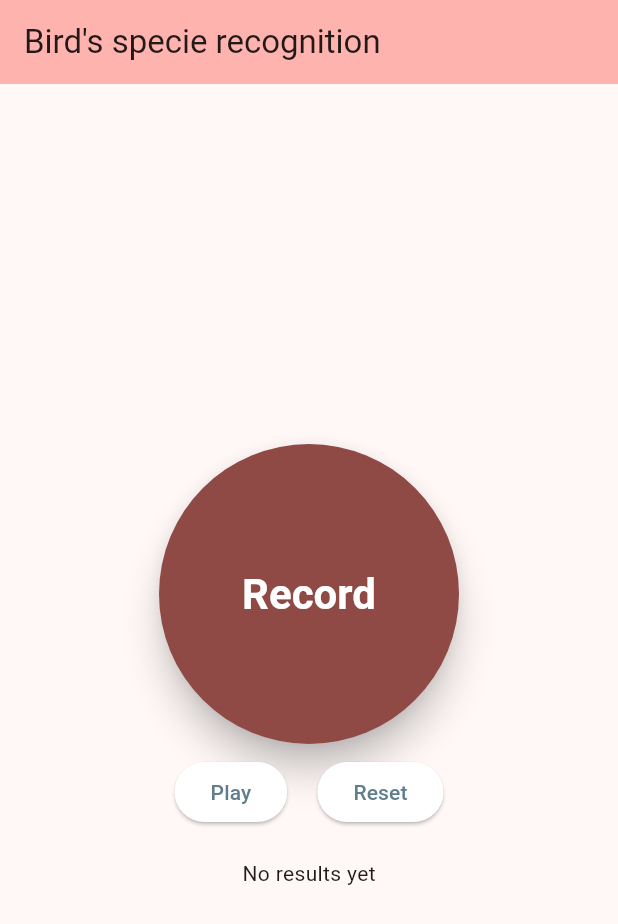
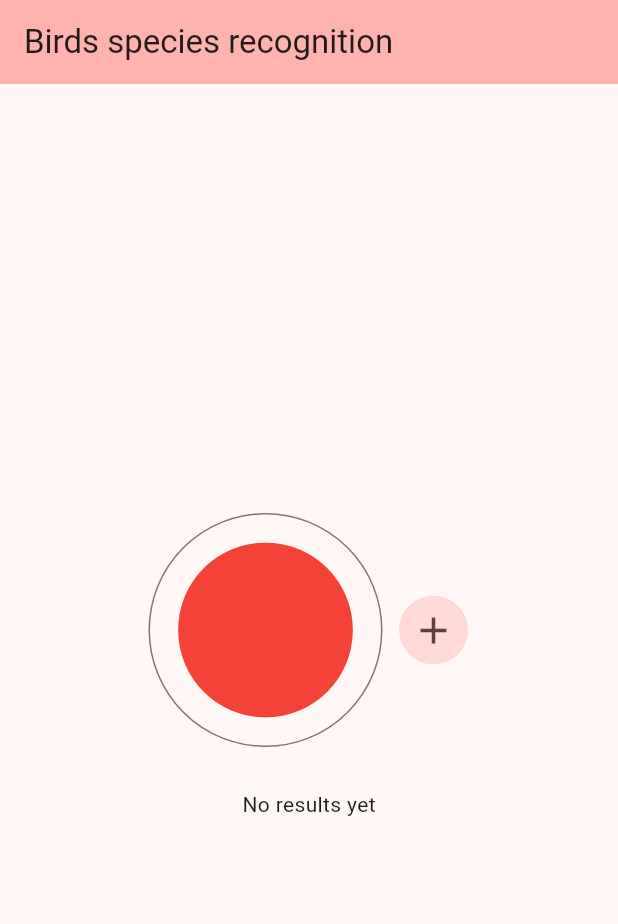
Before and after one commit to mateuszbiernacki/bird-species-recognition-by-sound-flutter-app, a Flutter app: the screen it shows after launch, on a phone screen of 412 x 824 dp. Shown: the top 924 px of the screen. Run offline on Flutter 3.47's test engine with Material 2 defaults, Android fonts, the phone set to English and light mode, and no system bars; our stand-ins replace permission_handler; missing offline and left inert: dart:ffi, flutter_launcher_icons, flutter_sound.

Commit message:
feat: make new record after the previous one ends

```diff
--- a/flutter_application_birds/lib/main.dart
+++ b/flutter_application_birds/lib/main.dart
@@ -3,6 +3,7 @@ import 'dart:convert';
 import 'dart:ffi';
 import 'dart:ui' as ui;
 import 'dart:typed_data';
+import 'package:flutter_launcher_icons/constants.dart';
 import 'package:http/http.dart' as http;
 import 'package:flutter/material.dart';
 import 'package:flutter_sound/flutter_sound.dart';
@@ -10,24 +11,21 @@ import 'package:permission_handler/permission_handler.dart';
 import 'dart:collection';
 
 void main() {
-  runApp(const MyApp());
+  runApp(const BirdsApp());
 }
 
 const uriFittingModel = 'https://python-fitting-model-dplabwnjcq-lm.a.run.app';
 
 enum RecordStatus {
   beforeRecording('Record'),
-  duringRecording('Recording'),
-  afterRecording('Fit record'),
-  fittingModel('Sending record'),
-  afterFitting('New record');
+  duringRecording('Recording');
 
   const RecordStatus(this.buttonLabel);
   final String buttonLabel;
 }
 
-class MyApp extends StatelessWidget {
-  const MyApp({super.key});
+class BirdsApp extends StatelessWidget {
+  const BirdsApp({super.key});
 
   // This widget is the root of your application.
   @override
@@ -35,40 +33,16 @@ class MyApp extends StatelessWidget {
     return MaterialApp(
       title: 'Flutter Demo',
       theme: ThemeData(
-        // This is the theme of your application.
-        //
-        // TRY THIS: Try running your application with "flutter run". You'll see
-        // the application has a blue toolbar. Then, without quitting the app,
-        // try changing the seedColor in the colorScheme below to Colors.green
-        // and then invoke "hot reload" (save your changes or press the "hot
-        // reload" button in a Flutter-supported IDE, or press "r" if you used
-        // the command line to start the app).
-        //
-        // Notice that the counter didn't reset back to zero; the application
-        // state is not lost during the reload. To reset the state, use hot
-        // restart instead.
-        //
-        // This works for code too, not just values: Most code changes can be
-        // tested with just a hot reload.
         colorScheme: ColorScheme.fromSeed(seedColor: Colors.redAccent),
         useMaterial3: true,
       ),
-      home: const MyHomePage(title: 'Bird\'s specie recognition '),
+      home: const MyHomePage(title: 'Birds species recognition '),
     );
   }
 }
 
 class MyHomePage extends StatefulWidget {
   const MyHomePage({super.key, required this.title});
-
-  // This widget is the home page of your application. It is stateful, meaning
-  // that it has a State object (defined below) that contains fields that affect
-  // how it looks.
-
-  // This class is the configuration for the state. It holds the values (in this
-  // case the title) provided by the parent (in this case the App widget) and
-  // used by the build method of the State. Fields in a Widget subclass are
-  // always marked "final".
 
   final String title;
 
@@ -78,33 +52,32 @@ class MyHomePage extends StatefulWidget {
 
 class _MyHomePageState extends State<MyHomePage> {
   var status = RecordStatus.beforeRecording;
-  var resultsFromNeuralNet = <String, Float>{};
+  var recordingInTheRow = 0;
+  var resultsFromNeuralNet = <String, double>{};
   FlutterSoundRecorder? soundRecorder = FlutterSoundRecorder();
   var soundPlayer = FlutterSoundPlayer();
   var buffer = BytesBuilder();
   StreamSubscription? subscription;
   SplayTreeMap<String, dynamic>? results;
   String stringResults = 'No results yet';
+  var _buttonIcon = Icon(Icons.circle);
 
   void _handleRecordButtonClicking() {
     setState(() {
       switch (status) {
         case RecordStatus.beforeRecording:
-          startRecording(10);
+          setState(() {
+            _buttonIcon = Icon(Icons.stop_rounded);
+          });
+          startRecording();
           status = RecordStatus.duringRecording;
           break;
         case RecordStatus.duringRecording:
-          // do nothing
-          break;
-        case RecordStatus.afterRecording:
-          _fitModel();
-          status = RecordStatus.fittingModel;
-          break;
-        case RecordStatus.fittingModel:
-          // do nothing
-          break;
-        case RecordStatus.afterFitting:
           _restartRecordingProces();
+          stringResults = 'No results yet';
+          setState(() {
+            _buttonIcon = Icon(Icons.circle);
+          });
           break;
       }
     });
@@ -116,25 +89,49 @@ class _MyHomePageState extends State<MyHomePage> {
     Uint8List wavBuffer = await flutterSoundHelper.pcmToWaveBuffer(
         inputBuffer: recordBytes, numChannels: 1, sampleRate: 22050);
     http.post(Uri.parse(uriFittingModel), body: wavBuffer).then((response) {
-      if (response.statusCode == 200) {
+      if ((response.statusCode == 200) &
+          (status == RecordStatus.duringRecording)) {
         // Sukces - otrzymano odpowiedź
+
         print('Odpowiedź: ${response.body}');
 
         setState(() {
-          status = RecordStatus.afterFitting;
+          recordingInTheRow += 1;
           var unsortedResults = json.decode(response.body);
+          print(unsortedResults.runtimeType);
+
+          resultsFromNeuralNet.forEach((key, value) {
+            resultsFromNeuralNet[key] =
+                value * (recordingInTheRow / (recordingInTheRow + 1));
+          });
+
+          unsortedResults.forEach((key, value) {
+            if (resultsFromNeuralNet[key] == null) {
+              resultsFromNeuralNet[key] = value / recordingInTheRow;
+            } else {
+              resultsFromNeuralNet[key] =
+                  (resultsFromNeuralNet[key]! * (recordingInTheRow - 1) +
+                          value) /
+                      recordingInTheRow;
+            }
+          });
+
           results = SplayTreeMap.from(
-              unsortedResults,
-              (key1, key2) =>
-                  unsortedResults[key2].compareTo(unsortedResults[key1]));
+              resultsFromNeuralNet,
+              (key1, key2) => resultsFromNeuralNet[key2]!
+                  .compareTo(resultsFromNeuralNet[key1]!));
           final buffer = StringBuffer('');
+          int counter = 0;
           for (String spec in results!.keys) {
+            counter += 1;
+            if (counter <= 5) {
               buffer.write(spec.replaceFirst(RegExp('_'), ' '));
               buffer.write(' - ');
               var value = results![spec];
               if (value is double) {
                 var valueString = (value * 100).toStringAsFixed(2);
                 buffer.write('$valueString%\n');
+              }
             }
           }
           stringResults = buffer.toString();
@@ -159,22 +156,13 @@ class _MyHomePageState extends State<MyHomePage> {
       soundRecorder!.closeRecorder();
       soundPlayer.stopPlayer();
       soundPlayer.closePlayer();
+      recordingInTheRow = 0;
+      resultsFromNeuralNet.clear();
     });
   }
 
-  void _handleTimeout() async {
-    await soundRecorder!.stopRecorder();
-    await soundRecorder!.closeRecorder();
-    if (subscription != null) {
-      await subscription!.cancel();
-      subscription = null;
-    }
-    setState(() {
-      status = RecordStatus.afterRecording;
-    });
-  }
-
-  Future<void> startRecording(int seconds) async {
+  Future<void> startRecording() async {
+    int seconds = 10;
     var timeout = Duration(seconds: seconds);
     if (buffer.isNotEmpty) {
       buffer = BytesBuilder();
@@ -197,7 +185,21 @@ class _MyHomePageState extends State<MyHomePage> {
         sampleRate: 22050,
       );
     }
-    Timer(timeout, _handleTimeout);
+    Timer(timeout, _restartRecording);
+  }
+
+  void _restartRecording() async {
+    await soundRecorder!.stopRecorder();
+    await soundRecorder!.closeRecorder();
+    if (subscription != null) {
+      await subscription!.cancel();
+      subscription = null;
+    }
+
+    if (status == RecordStatus.duringRecording) {
+      _fitModel();
+      startRecording();
+    }
   }
 
   void stopRecording() async {
@@ -222,6 +224,8 @@ class _MyHomePageState extends State<MyHomePage> {
         whenFinished: () {});
   }
 
+  void pickFile() async {}
+
   @override
   Widget build(BuildContext context) {
     final theme = Theme.of(context);
@@ -229,73 +233,36 @@ class _MyHomePageState extends State<MyHomePage> {
       fontWeight: FontWeight.bold,
       color: theme.colorScheme.onPrimary,
     );
-    // This method is rerun every time setState is called, for instance as done
-    // by the _incrementCounter method above.
-    //
-    // The Flutter framework has been optimized to make rerunning build methods
-    // fast, so that you can just rebuild anything that needs updating rather
-    // than having to individually change instances of widgets.
+
     return Scaffold(
       appBar: AppBar(
-        // TRY THIS: Try changing the color here to a specific color (to
-        // Colors.amber, perhaps?) and trigger a hot reload to see the AppBar
-        // change color while the other colors stay the same.
         backgroundColor: Theme.of(context).colorScheme.inversePrimary,
-        // Here we take the value from the MyHomePage object that was created by
-        // the App.build method, and use it to set our appbar title.
         title: Text(widget.title),
       ),
       body: Center(
-        // Center is a layout widget. It takes a single child and positions it
-        // in the middle of the parent.
         child: Column(
           mainAxisAlignment: MainAxisAlignment.center,
           children: <Widget>[
             Padding(
                 padding: const EdgeInsets.all(8.0),
-              child: ElevatedButton(
-                  style: ElevatedButton.styleFrom(
-                      backgroundColor: theme.colorScheme.primary,
-                      shape: const CircleBorder(),
-                      elevation: 10,
-                      fixedSize: const ui.Size(200, 200)),
-                  onPressed: () {
-                    _handleRecordButtonClicking();
-                  },
-                  child: Text(
-                    status.buttonLabel,
-                    style: style,
-                    textAlign: TextAlign.center,
+                child: Row(
+                  mainAxisAlignment: MainAxisAlignment.center,
+                  children: [
+                    IconButton.outlined(
+                        onPressed: _handleRecordButtonClicking,
+                        iconSize: 140,
+                        color: Colors.red,
+                        icon: _buttonIcon),
+                    SizedBox(
+                      width: 10,
+                    ),
+                    IconButton.filledTonal(
+                      onPressed: pickFile,
+                      icon: Icon(Icons.add),
+                      iconSize: 30,
+                    ),
+                  ],
                 )),
-            ),
-            Row(
-              mainAxisSize: MainAxisSize.min,
-              children: [
-                ElevatedButton(
-                    style: ElevatedButton.styleFrom(
-                        backgroundColor: theme.colorScheme.onSecondary),
-                    onPressed: () {
-                      playLastRecord();
-                    },
-                    child: const Text(
-                      'Play',
-                      style: TextStyle(color: Colors.blueGrey),
-                    )),
-                const SizedBox(
-                  width: 20,
-                ),
-                ElevatedButton(
-                    style: ElevatedButton.styleFrom(
-                        backgroundColor: theme.colorScheme.onSecondary),
-                    onPressed: () {
-                      _restartRecordingProces();
-                    },
-                    child: const Text(
-                      'Reset',
-                      style: TextStyle(color: Colors.blueGrey),
-                    )),
-              ],
-            ),
             const SizedBox(
               height: 20,
             ),
```
Also changed, not shown: flutter_application_birds/pubspec.lock (added). Lines whose indentation alone changed are shown as unchanged.
